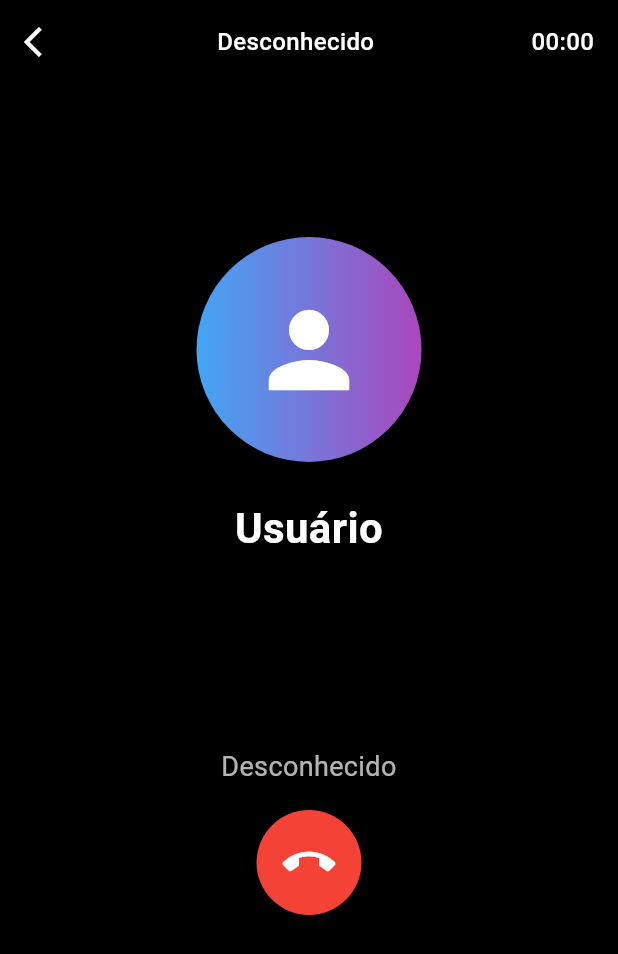
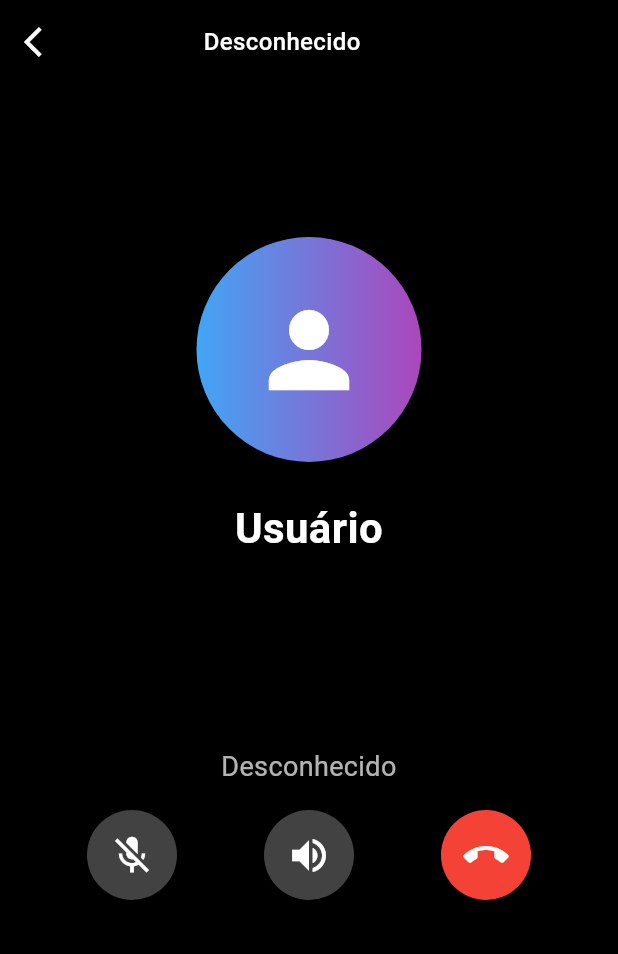
Before and after one commit to lucasmd12/gamepro, a Flutter app: the CallPage screen opened by its route, on a phone screen of 412 x 824 dp. Shown: the top 954 px of the screen. Run offline on Flutter 3.47's test engine with Material 3 defaults, Android fonts, the phone set to English and light mode, and no system bars; our stand-ins replace audioplayers, cached_network_image, connectivity_plus, file_picker, firebase_core, firebase_crashlytics and 20 more; missing offline and left inert: firebase_app_check, flutter_sound, flutter_webrtc, jitsi_meet_flutter_sdk; accounts and stored records are empty; network calls fail; statements that could not run were skipped; project files that could hold a hidden picture were left out.

Commit message:
Update call_page.dart

```diff
--- a/lib/screens/call_page.dart
+++ b/lib/screens/call_page.dart
@@ -1,15 +1,15 @@
 import 'package:flutter/material.dart';
-import 'package:provider/provider.dart';
+import 'package:provider/provider';
 import 'package:lucasbeatsfederacao/providers/call_provider.dart';
 import 'package:lucasbeatsfederacao/services/voip_service.dart';
 import 'package:lucasbeatsfederacao/services/auth_service.dart';
 import 'package:lucasbeatsfederacao/models/call_model.dart' show CallStatus;
+import 'package:flutter_webrtc/flutter_webrtc.dart';
 
 class CallPage extends StatefulWidget {
   final String? contactName;
   final String? contactId;
-
-  final String roomName; // Adicionado para Jitsi
+  final String roomName; // Pode ser o callId para P2P ou roomName para Jitsi
 
   const CallPage({
     super.key,
@@ -25,6 +25,9 @@ class CallPage extends StatefulWidget {
 class _CallPageState extends State<CallPage> with TickerProviderStateMixin {
   late AnimationController _pulseController;
   late Animation<double> _pulseAnimation;
+
+  RTCVideoRenderer _localRenderer = RTCVideoRenderer();
+  RTCVideoRenderer _remoteRenderer = RTCVideoRenderer();
 
   @override
   void initState() {
@@ -42,25 +45,29 @@ class _CallPageState extends State<CallPage> with TickerProviderStateMixin {
     ));
     _pulseController.repeat(reverse: true);
 
-    // Iniciar a chamada Jitsi ao entrar na página
+    _localRenderer.initialize();
+    _remoteRenderer.initialize();
+
     WidgetsBinding.instance.addPostFrameCallback((_) {
       final voipService = Provider.of<VoIPService>(context, listen: false);
-      final authService = Provider.of<AuthService>(context, listen: false);
-      if (!voipService.isInCall) {
-        voipService.joinJitsiMeeting(
-          roomName: widget.roomName,
-          userDisplayName: authService.currentUser?.username ?? 'Usuário Anônimo',
-          // userEmail: null, // Removido pois o parâmetro não existe mais
-          // videoMuted: true, // Conforme especificado no exemplo do usuário
-          // audioMuted: false, // Conforme especificado no exemplo do usuário
-        );
-      }
+      // Atualizar renderers com os streams do VoIPService
+      voipService.localStream?.getAudioTracks().forEach((track) {
+        _localRenderer.srcObject = voipService.localStream;
+      });
+      voipService.remoteStream?.getAudioTracks().forEach((track) {
+        _remoteRenderer.srcObject = voipService.remoteStream;
+      });
+
+      // Se a chamada não estiver em andamento (P2P), o VoIPService já deve ter iniciado a conexão
+      // Se for Jitsi, o VoIPService já terá lidado com o join
     });
   }
 
   @override
   void dispose() {
     _pulseController.dispose();
+    _localRenderer.dispose();
+    _remoteRenderer.dispose();
     super.dispose();
   }
 
@@ -215,28 +222,42 @@ class _CallPageState extends State<CallPage> with TickerProviderStateMixin {
   }
 
   Widget _buildCallControls(BuildContext context, VoIPService voipService) {
-    // Para Jitsi, não há controles de aceitar/rejeitar chamadas diretamente na UI do app
-    // O Jitsi Meet Wrapper abre a interface do Jitsi que lida com isso.
-    // Apenas o botão de encerrar chamada é relevante aqui.
-    return _buildActiveCallControls(context, voipService);
-  }
-
-  Widget _buildActiveCallControls(BuildContext context, VoIPService voipService) {
     return Column(
       children: [
-        // Botão de encerrar chamada
+        Row(
+          mainAxisAlignment: MainAxisAlignment.spaceEvenly,
+          children: [
+            _buildControlButton(
+              icon: Icons.mic_off,
+              color: Colors.white,
+              backgroundColor: Colors.grey.shade800,
+              onPressed: () {
+                voipService.toggleMute();
+              },
+              tooltip: 'Mudo',
+            ),
+            _buildControlButton(
+              icon: Icons.volume_up,
+              color: Colors.white,
+              backgroundColor: Colors.grey.shade800,
+              onPressed: () {
+                // Implementar toggle speaker
+              },
+              tooltip: 'Alto-falante',
+            ),
             _buildControlButton(
               icon: Icons.call_end,
               color: Colors.white,
               backgroundColor: Colors.red,
-          size: 70,
-          iconSize: 35,
               onPressed: () async {
                 await voipService.endCall();
                 if (mounted) {
                   Navigator.of(context).pop();
                 }
               },
+              tooltip: 'Encerrar Chamada',
+            ),
+          ],
         ),
       ],
     );
@@ -249,9 +270,12 @@ class _CallPageState extends State<CallPage> with TickerProviderStateMixin {
     required VoidCallback onPressed,
     double size = 60,
     double iconSize = 30,
+    String? tooltip,
   }) {
     return GestureDetector(
       onTap: onPressed,
+      child: Tooltip(
+        message: tooltip ?? '',
         child: Container(
           width: size,
           height: size,
@@ -270,6 +294,7 @@ class _CallPageState extends State<CallPage> with TickerProviderStateMixin {
             icon,
             color: color,
             size: iconSize,
+          ),
         ),
       ),
     );
```
Lines whose indentation alone changed are shown as unchanged.
